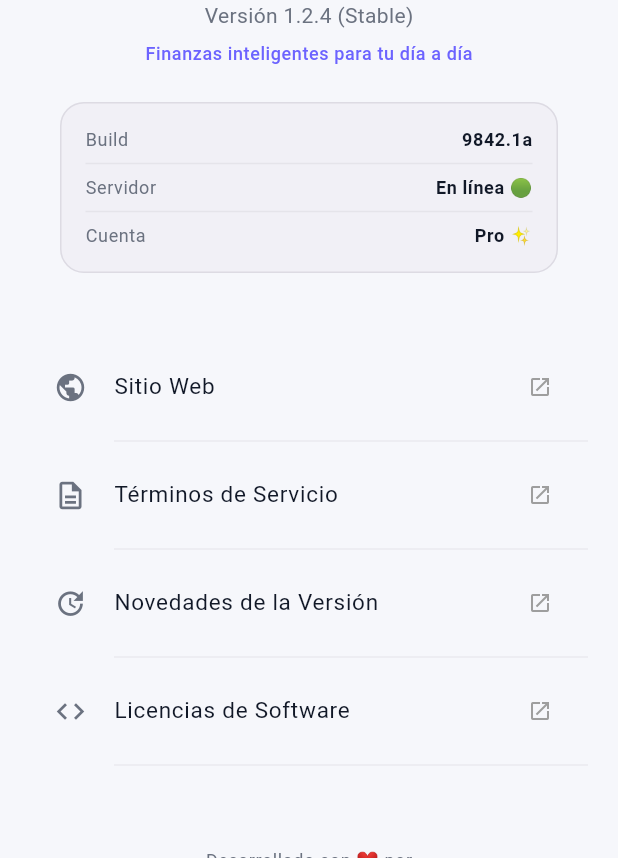
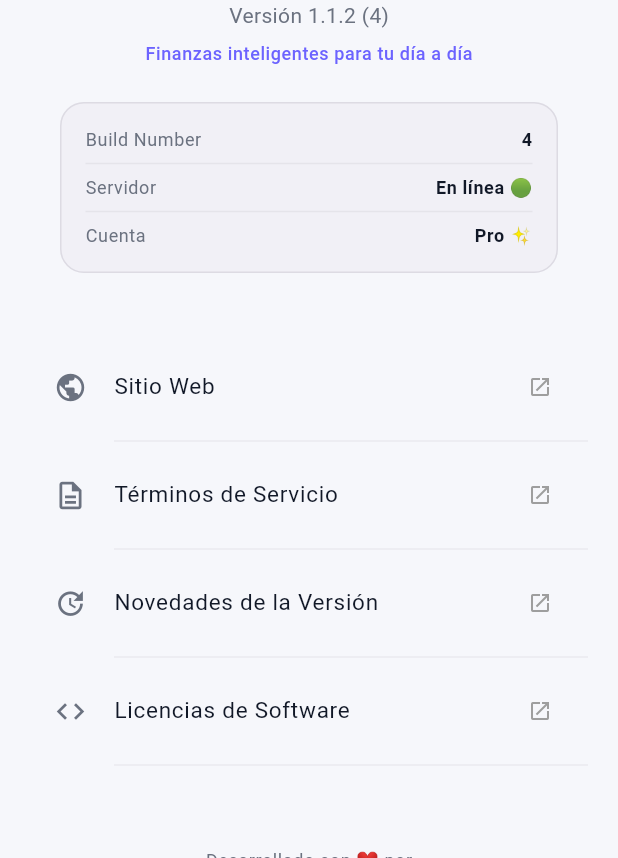
Before and after one commit to GrullonDev/PersonalFinance, a Flutter app: the HomePage screen opened by its route, item 4 of the bottom bar chosen, scrolled down 521 dp, after a tap on "Acerca de", on a phone screen of 412 x 824 dp, the part 378-1236 px from its top. Run offline on Flutter 3.47's test engine with Material 3 defaults, Android fonts, the phone set to English and light mode, and no system bars; our stand-ins replace cloud_firestore, connectivity_plus, dartz, equatable, firebase_analytics, firebase_auth and 21 more; accounts and stored records are empty; statements that could not run were skipped.

Commit message:
feat: Centralize app version retrieval in `VersionService` for dynamic display on the About page and update project version.

```diff
--- a/lib/core/services/version_service.dart
+++ b/lib/core/services/version_service.dart
@@ -4,9 +4,13 @@ import 'dart:developer' as developer;
 
 class VersionService {
   final FirebaseRemoteConfig _remoteConfig = FirebaseRemoteConfig.instance;
+  late PackageInfo _packageInfo;
+
+  PackageInfo get packageInfo => _packageInfo;
 
   Future<void> init() async {
     try {
+      _packageInfo = await PackageInfo.fromPlatform();
       await _remoteConfig.setConfigSettings(
         RemoteConfigSettings(
           fetchTimeout: const Duration(minutes: 1),
@@ -28,11 +32,10 @@ class VersionService {
 
   Future<bool> isUpdateRequired() async {
     try {
-      final PackageInfo packageInfo = await PackageInfo.fromPlatform();
       developer.log(
-        'App version: ${packageInfo.version}+${packageInfo.buildNumber}',
+        'App version: ${_packageInfo.version}+${_packageInfo.buildNumber}',
       );
-      final String currentVersion = packageInfo.version;
+      final String currentVersion = _packageInfo.version;
       final String minRequiredVersion = _remoteConfig.getString(
         'min_app_version',
       );
--- a/lib/features/settings/presentation/pages/about_page.dart
+++ b/lib/features/settings/presentation/pages/about_page.dart
@@ -1,5 +1,8 @@
 import 'package:flutter/material.dart';
 import 'package:url_launcher/url_launcher.dart';
+import 'package:package_info_plus/package_info_plus.dart';
+import 'package:personal_finance/core/services/version_service.dart';
+import 'package:personal_finance/utils/injection_container.dart';
 
 class AboutPage extends StatelessWidget {
   const AboutPage({super.key});
@@ -8,6 +11,7 @@ class AboutPage extends StatelessWidget {
   Widget build(BuildContext context) {
     final theme = Theme.of(context);
     final colorScheme = theme.colorScheme;
+    final packageInfo = getIt<VersionService>().packageInfo;
 
     return Scaffold(
       appBar: AppBar(title: const Text('Acerca de la App'), centerTitle: true),
@@ -15,7 +19,7 @@ class AboutPage extends StatelessWidget {
         child: Column(
           children: [
             const SizedBox(height: 48),
-            _buildAppIdentity(colorScheme, theme),
+            _buildAppIdentity(colorScheme, theme, packageInfo),
             const SizedBox(height: 48),
             _buildInfoList(colorScheme, theme, context),
             const SizedBox(height: 48),
@@ -27,7 +31,11 @@ class AboutPage extends StatelessWidget {
     );
   }
 
-  Widget _buildAppIdentity(ColorScheme colorScheme, ThemeData theme) => Column(
+  Widget _buildAppIdentity(
+    ColorScheme colorScheme,
+    ThemeData theme,
+    PackageInfo packageInfo,
+  ) => Column(
     children: [
       Container(
         width: 100,
@@ -66,7 +74,7 @@ class AboutPage extends StatelessWidget {
         ),
       ),
       Text(
-        'Versión 1.2.4 (Stable)',
+        'Versión ${packageInfo.version} (${packageInfo.buildNumber})',
         style: theme.textTheme.bodyMedium?.copyWith(
           color: colorScheme.onSurfaceVariant,
         ),
@@ -92,7 +100,12 @@ class AboutPage extends StatelessWidget {
         ),
         child: Column(
           children: [
-            _buildDetailRow('Build', '9842.1a', theme, colorScheme),
+            _buildDetailRow(
+              'Build Number',
+              packageInfo.buildNumber,
+              theme,
+              colorScheme,
+            ),
             const Divider(height: 16),
             _buildDetailRow('Servidor', 'En línea 🟢', theme, colorScheme),
             const Divider(height: 16),
--- a/lib/utils/constants.dart
+++ b/lib/utils/constants.dart
@@ -8,7 +8,7 @@ class AppConstants {
 
   // ===== CONSTANTES DE LA APLICACIÓN =====
   static const String appName = 'Personal Finance';
-  static const String appVersion = '1.0.0';
+  static const String appVersion = '1.1.0';
   static const String appDescription = 'Aplicación de finanzas personales';
 
   // ===== CONSTANTES DE BASE DE DATOS =====
--- a/pubspec.yaml
+++ b/pubspec.yaml
@@ -1,7 +1,7 @@
 name: personal_finance
 description: "A project to manage personal finances with features like income and expense tracking, charts, and Firebase integration."
 
-version: 1.0.2+2
+version: 1.1.2+4
 
 environment:
   sdk: ">=3.7.0 <4.0.0"
```
